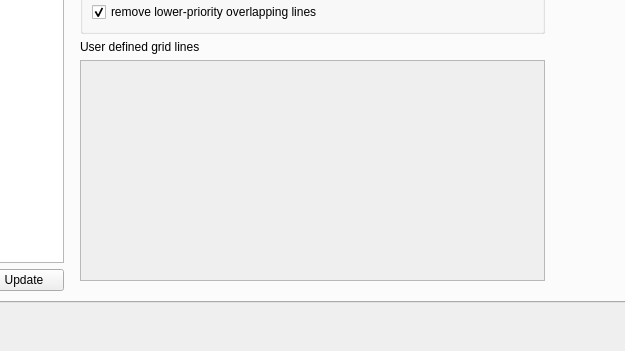
Old version of the form ui/dialog.ui in the repository LubomirJagos/FreeCAD-OpenEMS-Export; both pictures show x 310 to 935 and y 371 to 722 of the 1130 by 722 pixel window.
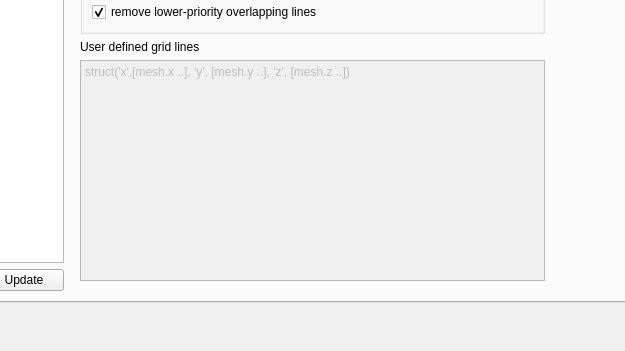
New version of the form. The open tabs and pages were chosen to show the change.

Commit message:
fix gridItem.userDefined type
userDefined text failed to load because dict was replaced with str. PlainText goes into gridItem.userDefined['data'].

```diff
--- a/ui/dialog.ui
+++ b/ui/dialog.ui
@@ -880,6 +880,9 @@
                <property name="tabChangesFocus">
                 <bool>false</bool>
                </property>
+               <property name="plainText">
+                <string>struct('x',[mesh.x ..], 'y', [mesh.y ..], 'z', [mesh.z ..])</string>
+               </property>
               </widget>
              </item>
             </layout>
```
The commit also changes 1 other file.
